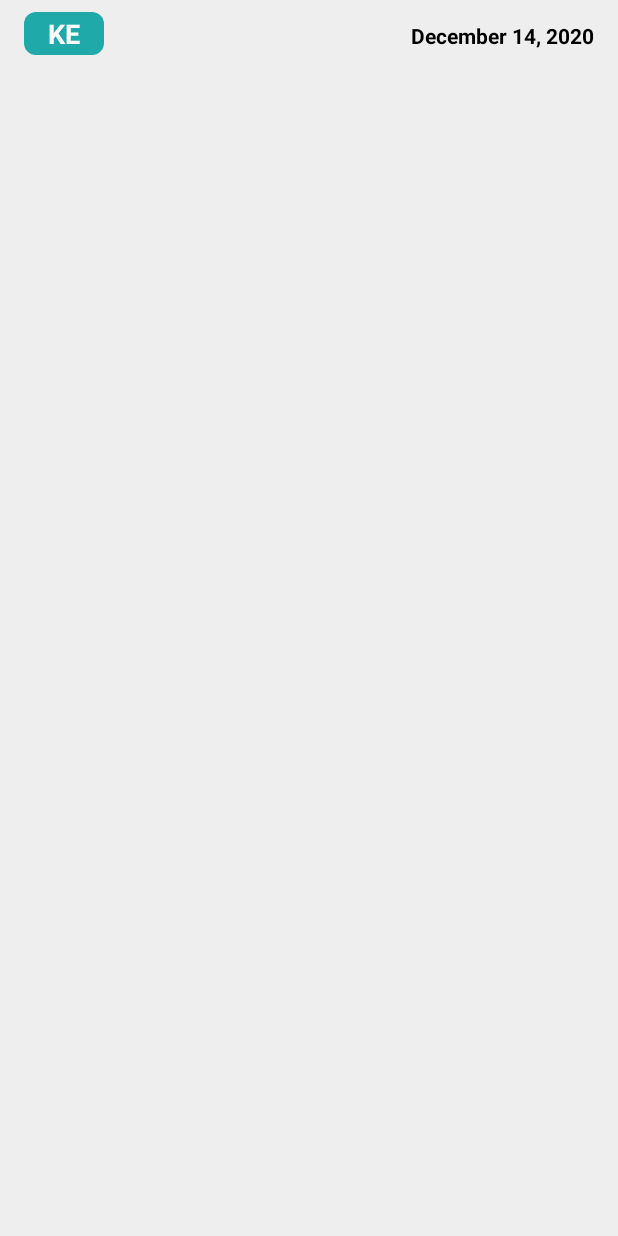
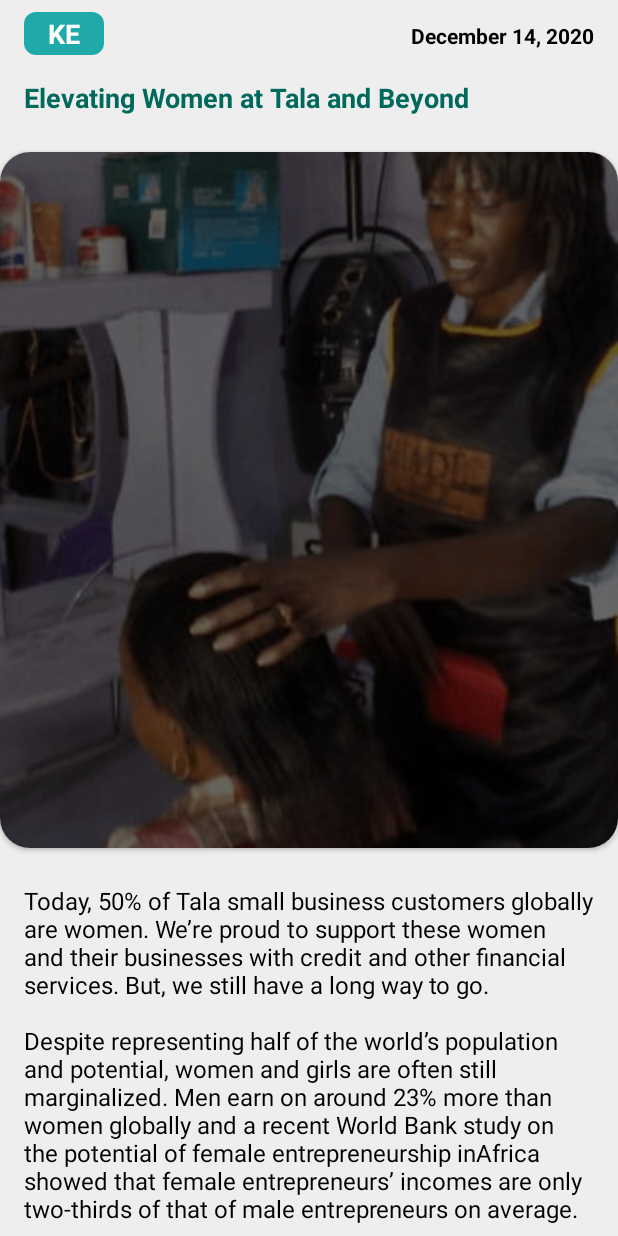
Before and after one commit to jeremy02/Tala-Challenge, an Android app: the layout fragment_news_detail.xml on its own in the app's theme, with its tools: preview values and no code run, on a phone screen of 412 x 824 dp. Run offline under Robolectric (Android 15) with nearby library versions, the phone set to English and light mode, and no system bars.

Commit message:
done with news detail fragment

```diff
--- a/app/src/main/java/com/example/myapplication/ui/home/HomeViewModel.kt
+++ b/app/src/main/java/com/example/myapplication/ui/home/HomeViewModel.kt
@@ -10,6 +10,7 @@ import com.example.myapplication.data.remote.responses.Locales
 import com.example.myapplication.data.remote.responses.UserLoan
 import com.example.myapplication.data.usecases.FetchLocalesUseCase
 import com.example.myapplication.data.usecases.FetchUserLoansUseCase
+import com.example.myapplication.utils.AppConstants
 import com.wajahatkarim3.imagine.data.DataState
 import dagger.hilt.android.lifecycle.HiltViewModel
 import kotlinx.coroutines.delay
@@ -41,7 +42,7 @@ class HomeViewModel @Inject constructor(
 
     // will be used for pagination or simulate pagination
     private var pageNumber = 1
-    private var itemsPageLimit = 15 // AppConstants.API.ITEMS_PER_PAGE
+    private var itemsPageLimit = AppConstants.API.ITEMS_PER_PAGE
     var fromIndex: Int = 0
     var toIndex: Int = itemsPageLimit - 1
 
@@ -154,8 +155,6 @@ class HomeViewModel @Inject constructor(
                     toIndex = allUserLoansList.size - 1
                 }
 
-                Log.e("toIndex", toIndex.toString())
-
                 // Load More data from  allUserLoansList using the new calculated
                 // values of {fromIndex} and {toIndex} and add it to {currentUserLoansList}
                 currentUserLoansList.addAll(allUserLoansList.subList(fromIndex, toIndex))
--- a/app/src/main/res/layout/fragment_news_detail.xml
+++ b/app/src/main/res/layout/fragment_news_detail.xml
@@ -44,7 +44,7 @@
                        android:text="@string/news_detail_default_locale_tag"/>
 
                    <TextView
-                       android:id="@+id/news_detail__tag"
+                       android:id="@+id/news_detail_tag"
                        android:layout_width="0dp"
                        android:layout_height="wrap_content"
                        android:layout_weight="1"
@@ -56,7 +56,54 @@
 
                </LinearLayout>
 
+                <TextView
+                    android:id="@+id/news_detail_title_tag"
+                    android:layout_width="match_parent"
+                    android:layout_height="wrap_content"
+                    android:layout_below="@+id/news_detail_top_captions_layout"
+                    android:gravity="start|center_vertical"
+                    android:paddingVertical="16dp"
+                    android:text="@string/news_detail_default_title_tag"
+                    android:textColor="@color/teal_800"
+                    android:textSize="18sp"
+                    android:textStyle="bold" />
+
             </RelativeLayout>
+
+            <com.google.android.material.card.MaterialCardView
+                android:id="@+id/news_detail_image_layout"
+                android:layout_width="match_parent"
+                android:layout_height="wrap_content"
+                app:cardCornerRadius="20dp"
+                app:cardElevation="2dp"
+                app:cardUseCompatPadding="false"
+                app:cardPreventCornerOverlap="true"
+                android:background="?android:selectableItemBackground"
+                app:layout_constraintStart_toStartOf="@+id/news_detail_top_layout"
+                app:layout_constraintTop_toBottomOf="@+id/news_detail_top_layout">
+
+                <ImageView
+                    android:id="@+id/news_detail_image"
+                    android:layout_width="match_parent"
+                    android:layout_height="wrap_content"
+                    android:scaleType="centerCrop"
+                    android:src="@drawable/img_story_ke"/>
+
+            </com.google.android.material.card.MaterialCardView>
+
+            <TextView
+                android:id="@+id/lblExplore"
+                android:layout_width="match_parent"
+                android:layout_height="wrap_content"
+                android:text="@string/news_detail_default_description_tag"
+                android:textSize="16sp"
+                android:padding="16dp"
+                android:singleLine="false"
+                android:textStyle="normal"
+                android:layout_marginVertical="8dp"
+                android:textColor="@color/primaryTextColor"
+                app:layout_constraintStart_toStartOf="@+id/news_detail_image_layout"
+                app:layout_constraintTop_toBottomOf="@+id/news_detail_image_layout" />
 
         </androidx.constraintlayout.widget.ConstraintLayout>
 
--- a/app/src/main/res/layout/user_loan_item_layout.xml
+++ b/app/src/main/res/layout/user_loan_item_layout.xml
@@ -154,7 +154,7 @@
                 android:textStyle="bold"
                 app:backgroundTint="@android:color/transparent"
                 app:elevation="4dp"
-                app:rippleColor="@color/button_color"
+                app:rippleColor="@android:color/transparent"
                 app:layout_constraintHorizontal_bias="0.0"
                 style="@style/Widget.MaterialComponents.Button.TextButton"
                 app:layout_constraintEnd_toEndOf="@+id/loan_status_tag_caption"
--- a/app/src/main/res/values/strings.xml
+++ b/app/src/main/res/values/strings.xml
@@ -55,10 +55,13 @@
 
     <string name="news_detail_default_locale_tag">KE</string>
     <string name="news_detail_default_date_tag">December 14, 2020</string>
+    <string name="news_detail_default_title_tag">Elevating Women at Tala and Beyond</string>
+    <string name="news_detail_default_description_tag">Today, 50% of Tala small business customers globally are women. We’re proud to support these women and their businesses with credit and other financial services. But, we still have a long way to go. \n\nDespite representing half of the world’s population and potential, women and girls are often still marginalized. Men earn on around 23% more than women globally and a recent World Bank study on the potential of female entrepreneurship inAfrica showed that female entrepreneurs’ incomes are only two-thirds of that of male entrepreneurs on average. \n\nAdding to that, COVID-19 is expected to push an estimated 47 million additional women and girls into extreme poverty and further widen the gender poverty gap.</string>
 
     <string name="message_load_user_loans_apply_str">Hey  %1s. You can access upto %2s %3s.</string>
     <string name="message_load_user_loans_paid_apply_str">Hey  %1s. Your loan is fully paid. You can access upto %2s %3s.</string>
     <string name="message_load_user_loans_approved_str">Hey  %1s. Your loan application of %2s %3s has been approved.</string>
     <string name="message_load_user_loans_due_str">Hey  %1s. Your have a loan balance of %2s %3s %4s.</string>
+    <string name="message_load_user_loans_status_str">Hey  %1s. Your loan status is %2s, and level %3s.</string>
     <string name="message_invite_friends_str">Did you know you can access loans upto %1s %2s. Download Tala from %3s.</string>
 </resources>
```
Also changed, not shown: app/src/main/java/com/example/myapplication/adapters/UserLoansAdapter.kt (+10 -2 lines), app/src/main/java/com/example/myapplication/ui/home/HomeFragment.kt (+20 -13 lines), app/src/main/java/com/example/myapplication/ui/news/NewsDetailFragment.kt (+27 -2 lines).
